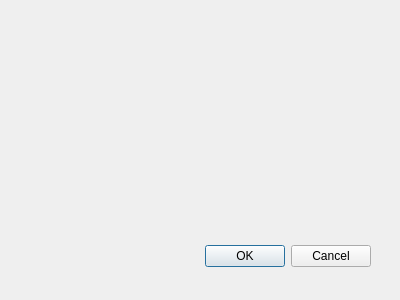
timsterzel/Ultimate-Label, file profilesdialog.ui: the form before one commit.
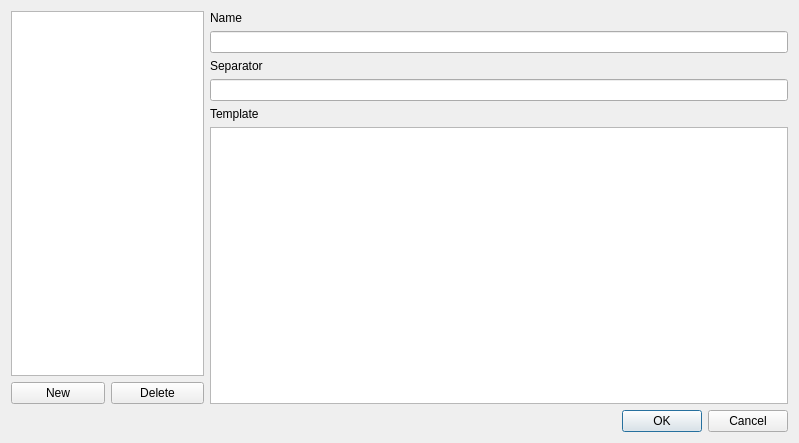
The form after the commit.

Commit message: Style profiles widget

What changed in the file:
```diff
--- a/profilesdialog.ui
+++ b/profilesdialog.ui
@@ -8,29 +8,107 @@
    <rect>
     <x>0</x>
     <y>0</y>
-    <width>400</width>
-    <height>300</height>
+    <width>799</width>
+    <height>443</height>
    </rect>
   </property>
   <property name="windowTitle">
    <string>Dialog</string>
   </property>
-  <widget class="QDialogButtonBox" name="buttonBox">
-   <property name="geometry">
-    <rect>
-     <x>30</x>
-     <y>240</y>
-     <width>341</width>
-     <height>32</height>
-    </rect>
-   </property>
-   <property name="orientation">
-    <enum>Qt::Horizontal</enum>
-   </property>
-   <property name="standardButtons">
-    <set>QDialogButtonBox::Cancel|QDialogButtonBox::Ok</set>
-   </property>
-  </widget>
+  <layout class="QVBoxLayout" name="verticalLayout">
+   <item>
+    <layout class="QHBoxLayout" name="horizontalLayout" stretch="1,3">
+     <property name="sizeConstraint">
+      <enum>QLayout::SetMaximumSize</enum>
+     </property>
+     <item>
+      <layout class="QVBoxLayout" name="verticalLayout_4" stretch="0,0">
+       <item>
+        <widget class="QListWidget" name="listWidget_profiles">
+         <property name="maximumSize">
+          <size>
+           <width>16777215</width>
+           <height>16777215</height>
+          </size>
+         </property>
+        </widget>
+       </item>
+       <item>
+        <layout class="QHBoxLayout" name="horizontalLayout_2">
+         <item>
+          <widget class="QPushButton" name="pushButton_new">
+           <property name="text">
+            <string>New</string>
+           </property>
+          </widget>
+         </item>
+         <item>
+          <widget class="QPushButton" name="pushButton_delete">
+           <property name="text">
+            <string>Delete</string>
+           </property>
+          </widget>
+         </item>
+        </layout>
+       </item>
+      </layout>
+     </item>
+     <item>
+      <layout class="QVBoxLayout" name="verticalLayout_2">
+       <item>
+        <widget class="QLabel" name="label_name">
+         <property name="text">
+          <string>Name</string>
+         </property>
+         <property name="buddy">
+          <cstring>lineEdit_name</cstring>
+         </property>
+        </widget>
+       </item>
+       <item>
+        <widget class="QLineEdit" name="lineEdit_name"/>
+       </item>
+       <item>
+        <widget class="QLabel" name="label_separator">
+         <property name="text">
+          <string>Separator</string>
+         </property>
+         <property name="buddy">
+          <cstring>lineEdit_separator</cstring>
+         </property>
+        </widget>
+       </item>
+       <item>
+        <widget class="QLineEdit" name="lineEdit_separator"/>
+       </item>
+       <item>
+        <widget class="QLabel" name="label_temlate">
+         <property name="text">
+          <string>Template</string>
+         </property>
+         <property name="buddy">
+          <cstring>plainTextEdit_template</cstring>
+         </property>
+        </widget>
+       </item>
+       <item>
+        <widget class="QPlainTextEdit" name="plainTextEdit_template"/>
+       </item>
+      </layout>
+     </item>
+    </layout>
+   </item>
+   <item>
+    <widget class="QDialogButtonBox" name="buttonBox">
+     <property name="orientation">
+      <enum>Qt::Horizontal</enum>
+     </property>
+     <property name="standardButtons">
+      <set>QDialogButtonBox::Cancel|QDialogButtonBox::Ok</set>
+     </property>
+    </widget>
+   </item>
+  </layout>
  </widget>
  <pixmapfunction/>
  <resources/>
```
Left out of the diff: 5 changed lines with no effect on the pictures.
